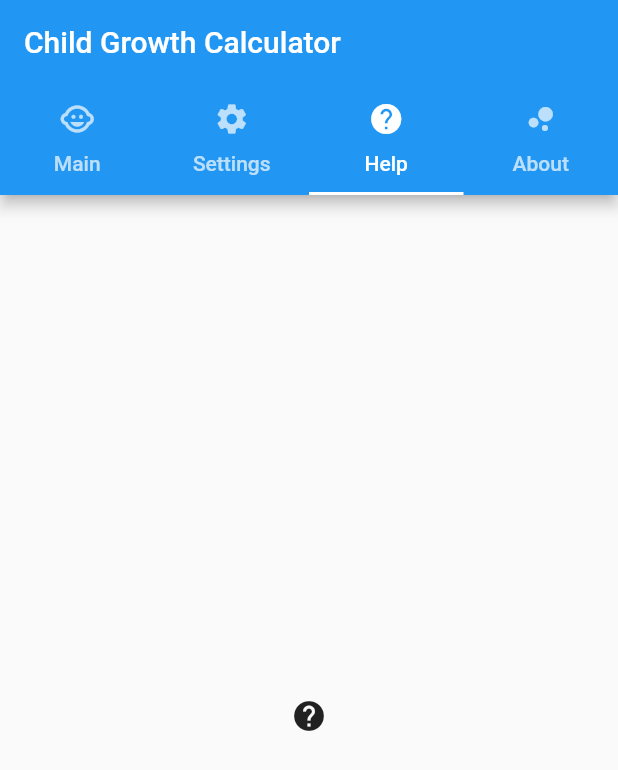
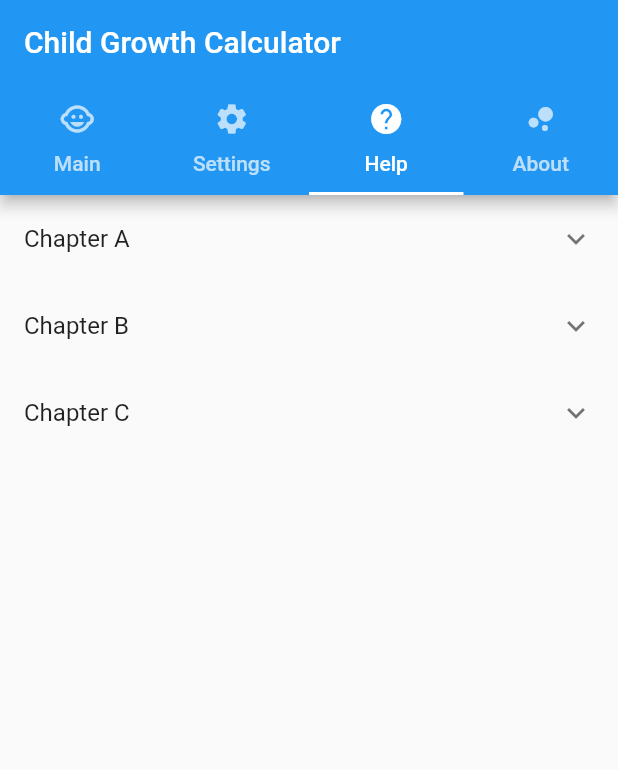
Before and after one commit to kurtces/mobile_percint, a Flutter app: the screen it shows after launch, tab 3 chosen, on a phone screen of 412 x 824 dp. Shown: the top 770 px of the screen. Run offline on Flutter 3.47's test engine with Material 2 defaults, Android fonts, the phone set to English and light mode, and no system bars.

Commit message:
20180608 - kurtces - Building Application Help Screen.

```diff
--- a/lib/main.dart
+++ b/lib/main.dart
@@ -56,7 +56,11 @@ class MyHomePage extends StatelessWidget {
             children: [
               new Icon(Icons.child_care),
               new Icon(Icons.settings), // settings_applications
-              new Icon(Icons.help), // help_outline | live_help
+              new ListView.builder(
+                itemBuilder: (BuildContext context, int index) =>
+                new EntryItem(data[index]),
+                itemCount: data.length,
+              ),
               new Column(
                 crossAxisAlignment: CrossAxisAlignment.center, // start
                 mainAxisSize: MainAxisSize.min,
@@ -88,3 +92,75 @@ class MyHomePage extends StatelessWidget {
     );
   }
 }
+
+// Displays one Entry. If the entry has children then it's displayed
+// with an ExpansionTile.
+class EntryItem extends StatelessWidget {
+  const EntryItem(this.entry);
+
+  final Entry entry;
+
+  Widget _buildTiles(Entry root) {
+    if (root.children.isEmpty) return new ListTile(title: new Text(root.title));
+    return new ExpansionTile(
+      key: new PageStorageKey<Entry>(root),
+      title: new Text(root.title),
+      children: root.children.map(_buildTiles).toList(),
+    );
+  }
+
+  @override
+  Widget build(BuildContext context) {
+    return _buildTiles(entry);
+  }
+}
+
+// One entry in the multilevel list displayed by this app.
+class Entry {
+  Entry(this.title, [this.children = const <Entry>[]]);
+
+  final String title;
+  final List<Entry> children;
+}
+
+// The entire multilevel list displayed by this app.
+final List<Entry> data = <Entry>[
+  new Entry(
+    'Chapter A',
+    <Entry>[
+      new Entry(
+        'Section A0',
+        <Entry>[
+          new Entry('Item A0.1'),
+          new Entry('Item A0.2'),
+          new Entry('Item A0.3'),
+        ],
+      ),
+      new Entry('Section A1'),
+      new Entry('Section A2'),
+    ],
+  ),
+  new Entry(
+    'Chapter B',
+    <Entry>[
+      new Entry('Section B0'),
+      new Entry('Section B1'),
+    ],
+  ),
+  new Entry(
+    'Chapter C',
+    <Entry>[
+      new Entry('Section C0'),
+      new Entry('Section C1'),
+      new Entry(
+        'Section C2',
+        <Entry>[
+          new Entry('Item C2.0'),
+          new Entry('Item C2.1'),
+          new Entry('Item C2.2'),
+          new Entry('Item C2.3'),
+        ],
+      ),
+    ],
+  ),
+];
```
